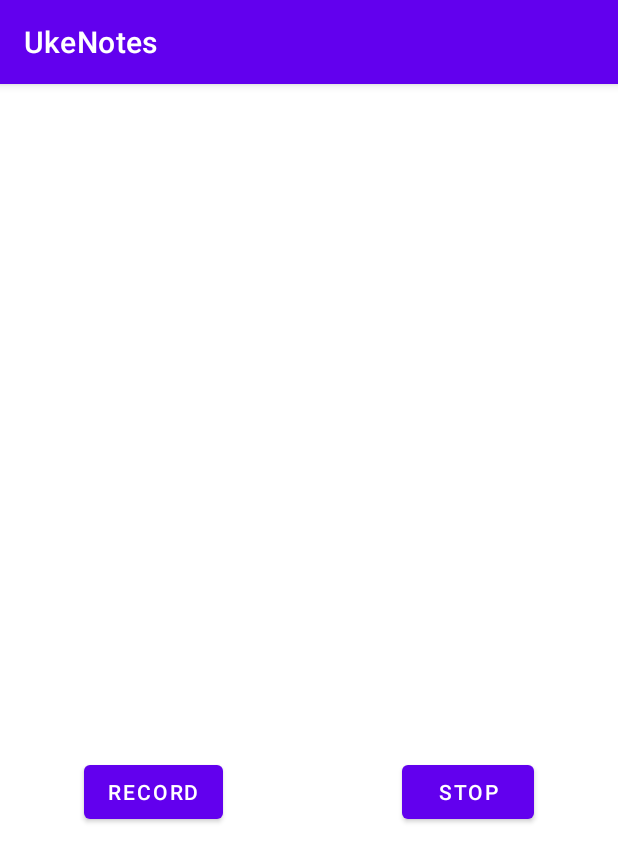
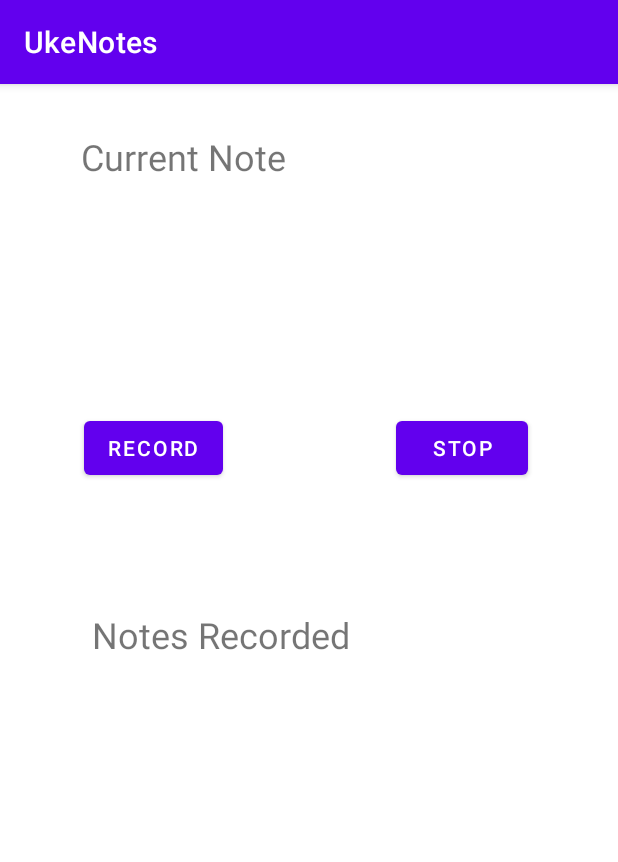
Before and after one commit to cecilydev/UkeNotes, an Android app: the screen it shows after launch (MainActivity), after a tap on "RECORD", on a phone screen of 412 x 824 dp. Shown: the top 862 px of the screen. Run offline under Robolectric (Android 15) with nearby library versions, the phone set to English and light mode, and no system bars; libraries missing offline, so code that uses them is left out: com.github.psambit9791.jdsp; 10 statements that could not run were skipped.

Commit message:
clean up project

```diff
--- a/UkeNotes/app/build.gradle
+++ b/UkeNotes/app/build.gradle
@@ -4,12 +4,12 @@ plugins {
 }
 
 android {
-    compileSdk 32
+    compileSdk 31
 
     defaultConfig {
         applicationId "edu.temple.ukenotes"
         minSdk 24
-        targetSdk 32
+        targetSdk 31
         versionCode 1
         versionName "1.0"
 
--- a/UkeNotes/app/src/main/java/edu/temple/ukenotes/MainActivity.kt
+++ b/UkeNotes/app/src/main/java/edu/temple/ukenotes/MainActivity.kt
@@ -1,7 +1,6 @@
 package edu.temple.ukenotes
 
 import android.Manifest
-import android.content.SharedPreferences
 import android.content.pm.PackageManager
 import android.media.AudioFormat
 import android.media.AudioRecord
@@ -11,10 +10,12 @@ import android.util.Log
 import android.widget.Button
 import android.widget.TextView
 import androidx.appcompat.app.AppCompatActivity
-import com.github.psambit9791.jdsp.transform.*
-import java.io.ByteArrayOutputStream
-import java.io.File
-import java.io.FileOutputStream
+import com.github.psambit9791.jdsp.filter.Butterworth
+import com.github.psambit9791.jdsp.signal.peaks.FindPeak
+import com.github.psambit9791.jdsp.signal.peaks.Peak
+import com.github.psambit9791.jdsp.signal.peaks.Spike
+import com.github.psambit9791.jdsp.transform.FastFourier
+import com.github.psambit9791.jdsp.transform._Fourier
 import java.lang.Math.abs
 
 
@@ -28,14 +29,12 @@ class MainActivity : AppCompatActivity() {
     var recorder: AudioRecord? = null
     var isRecording = false
     var recordingThread: Thread? = null
-    var audioByteArray: ByteArray? = null
-    //val audioShortArray = ShortArray(bufferSize/4)
-    val newArray = mutableListOf<Short>()
+    val shortAudioDataArray = mutableListOf<Short>()
+    val noteArray = mutableListOf<String>()
     lateinit var text: TextView
+    lateinit var notesText: TextView
     var buffCount = 0
-    private lateinit var preferences: SharedPreferences
-    private val internalFilename = "my_file"
-    private lateinit var file: File
+
 
     override fun onCreate(savedInstanceState: Bundle?) {
         super.onCreate(savedInstanceState)
@@ -49,123 +48,92 @@ class MainActivity : AppCompatActivity() {
             )
         }
 
-        preferences = getPreferences(MODE_PRIVATE)
-        file = File(filesDir, internalFilename)
-        Log.d("BUFFER SIZE", bufferSize.toString())
         text = findViewById(R.id.textView)
-        //recorder = AudioRecord(audioSource, samplingRate, channelConfig, audioFormat, bufferSize)
+        notesText = findViewById(R.id.textView2)
 
         findViewById<Button>(R.id.recordButton).setOnClickListener {
             text.text = ""
             recorder = AudioRecord(audioSource, samplingRate, channelConfig, audioFormat, bufferSize)
             isRecording = true
             recorder?.startRecording()
-            recordingThread = Thread({ writeToVar() }, "AudioRecorder Thread")
+            recordingThread = Thread({ writeAudioData() }, "AudioRecorder Thread")
             recordingThread?.start()
         }
 
        findViewById<Button>(R.id.stopButton).setOnClickListener {
-            isRecording = false
-            recorder?.stop()
-            recorder?.release()
-            recorder = null
-            recordingThread = null
-            newArray.clear()
+           isRecording = false
+           recorder?.stop()
+           recorder?.release()
+           recorder = null
+           recordingThread = null
         }
 
     }
 
 
+    //DATA COLLECTION - READ IN DATA INTO SHORT ARRAY
     private fun writeAudioData(){
-        val data = ByteArray(bufferSize / 2)
+        val tempArray = mutableListOf<Short>()
+        val avgArray = mutableListOf<Double>()
+        val shData = ShortArray(bufferSize/4)
         while(isRecording){
-            val read = recorder?.read(data, 0, data.size)
-            Log.d("data", data.contentToString())
-            Log.d("read", read.toString())
-        }
-    }
-
-    //DATA COLLECTION - READ IN DATA INTO SHORT ARRAY
-    private fun writeToVar(){
-       // val baos = ByteArrayOutputStream()
-        //val data = ByteArray(bufferSize/2)
-        val shData = ShortArray(bufferSize/4)
-       // val outputStream = FileOutputStream(file)
-        while(isRecording){
-            //val read = recorder?.read(data, 0, data.size)
             val readSh = recorder?.read(shData, 0, shData.size)
-           // if (read != null) baos.write(data, 0, read)
             val outdata = shData.toMutableList()
             if (readSh!=null) {
-                newArray.addAll(outdata)
+                shortAudioDataArray.addAll(outdata)
+                tempArray.addAll(outdata)
                 buffCount += shData.size
                 if (buffCount == shData.size*8){
-                    val f = get_dom_freq(newArray.toShortArray())
-                    note_classifierTWO(f)
-                    //Log.d("freq", f.toString())
-                    newArray.clear()
+                    //call processing/feature extraction
+                    val f = get_fund_freq(tempArray.toShortArray())
+                    note_classifier(f)
+                    tempArray.clear()
                     buffCount=0
                 }
-                //val avg = shData.average()
-           /*     Log.d("RECORD", ("${(((buffCount.toFloat() * 2) / samplingRate.toFloat())).toString()}, ${avg.toString()}"))
-                //Log.d("time", (((buffCount.toFloat() * 2) / samplingRate.toFloat())).toString())
-                //Log.d("avg", avg.toString())
-                try {
-                    outputStream.write(("${(((buffCount.toFloat() * 2) / samplingRate.toFloat())).toString()}, ${avg.toString()}\n").toByteArray())
-                } catch (e: Exception) {
-                    e.printStackTrace()
-                }*/
-
+            //collect average amp for .03 seconds, this is used to recognize when a note is strung
+                //collecting average for more manageable # of data points for processing
+                val avg = shData.average()
+                avgArray.add(avg)
             }
         }
-        //audioByteArray = baos.toByteArray()
-        val finalShortArray = newArray.toShortArray()
-      //  outputStream.close()
-      /*  val new = finalShortArray[0].toDouble()
-        Log.d("finalShortArray[0] as short", finalShortArray[0].toString())
-        Log.d("finalShortArray[0] as double", new.toString())
-        val newTwo = finalShortArray[0] * 1.0
-        Log.d("finalShortArray[0] *1.0", newTwo.toString())
-        Log.d("newTwo type", newTwo::class.simpleName.toString())*/
+        //eval any remaining audio data here
+        if (tempArray.size>0){
+            //call processing/feature extraction
+            val f = get_fund_freq(tempArray.toShortArray())
+            note_classifier(f)
+        }
 
-
-    /*    Log.d("byte array", audioByteArray.contentToString())
-        Log.d("byte array length", audioByteArray?.size.toString())
-        Log.d("average", audioByteArray?.average().toString())
-        Log.d("distinct", audioByteArray?.distinct().toString())
-        Log.d("time?", (audioByteArray?.size!!.toFloat()/samplingRate.toFloat()).toString())
-
-        Log.d("Short array", finalShortArray.contentToString())
-        Log.d("Short array length", finalShortArray.size.toString())
-        Log.d("average", finalShortArray.average().toString())
-        Log.d("distinct", finalShortArray.distinct().toString())
-        Log.d("time?", (((finalShortArray.size.toFloat()*2)/samplingRate.toFloat())).toString())*/
-
-        val f = get_dom_freq(finalShortArray)
-        note_classifier(f)
-        //(f.toString() + "Hz").also { text.text = it }
+        //check note strung events
+        note_event_evaluation(avgArray.toDoubleArray())
 
     }
 
 
-    //FEATURE EXTRACTION -- FFT THEN EXTRACT DOMINANT/HIGHEST AMP FREQ FOR NOTE CLASSIFICATION
-    private fun get_dom_freq(short: ShortArray): Double{
-       //FFT
+    //PROCESSING AND FEATURE EXTRACTION -- FFT THEN EXTRACT DOMINANT/HIGHEST AMP FREQ FOR NOTE CLASSIFICATION
+    private fun get_fund_freq(short: ShortArray): Double{
+       //get signal ready for functions by converting to double array
         val signal = mutableListOf<Double>()
         short.mapTo(signal) {it * 1.0 }
         val output = signal.toDoubleArray()
-        val ft: _Fourier = FastFourier(output)
+
+        //filter using bandpass filter to focus on ukulele notes frquency range
+        val flt = Butterworth(output, samplingRate*1.0) //signal is of type double[]
+        val result: DoubleArray =
+            flt.bandPassFilter(3, 200.0, 800.0) //get the result after filtering
+
+        //FFT
+        val ft: _Fourier = FastFourier(result)
         ft.transform()
         val onlyPositive = false
-        val out = ft.getMagnitude(onlyPositive) //Full Absolute
+        val out = ft.getMagnitude(onlyPositive)
 
-        //get dom freq
+
+        //get fundamental freq
         val freqs = get_fftFreq(out.size)
         val m = out.maxOrNull()
         if (m!=null){
             val freq = freqs[out.indexOfFirst { it == m }]
             val freq_hertz = abs(freq*samplingRate)
-            Log.d("freq_hertz", freq_hertz.toString())
             return freq_hertz
         } else{
             return -1.0
@@ -175,7 +143,7 @@ class MainActivity : AppCompatActivity() {
     }
 
     //based off of numpy's fft.fftfreq function
-    //assist with DOM FREQ FEATURE EXTRACTION
+    //assist with FUND FREQ FEATURE EXTRACTION
     private fun get_fftFreq(size: Int): DoubleArray{
         val value = 1.0/size
         val output = mutableListOf<Double>()
@@ -193,39 +161,6 @@ class MainActivity : AppCompatActivity() {
 
     //classify notes --- need to clean up, binary decision tree?
     private fun note_classifier(freq: Double){
-        if (freq>=370) {
-            if (freq >= 465) {
-                if (freq >= 480 && freq <= 540) {
-                    text.text = "C"
-                } else {
-                    text.text = "B"
-                }
-            } else {
-                if (freq>= 416){
-                    text.text = "A"
-                } else {
-                    text.text = "G"
-                }
-            }
-        } else {
-            if (freq>=312){
-                if(freq>=339){
-                    text.text = "F"
-                } else {
-                    text.text = "E"
-                }
-            } else {
-                if (freq>=250 && freq<276){
-                    text.text= "C"
-                } else {
-                    text.text = "D"
-                }
-            }
-        }
-    }
-
-
-    private fun note_classifierTWO(freq: Double){
         if (freq>=388.13){
             if (freq in 388.13..404.13){
                 text.text="G"
@@ -265,5 +200,39 @@ class MainActivity : AppCompatActivity() {
             }
 
         }
+        //when classifying, add to note array
+        noteArray.add(text.text.toString())
+    }
+
+
+    //FURTHER PROCESSING AND FINAL FEATURE EXTRACTION
+    private fun note_event_evaluation(data: DoubleArray){
+        //use librabry to find spikes in original averaged signal
+        val fp: FindPeak = FindPeak(data)
+        val out: Spike = fp.spikes
+
+        //filter spikes based on left side of peak
+        val outLeftFilterAVG = out.filterByProperty(150.0, 900.0, "left")
+
+        //check if spike is more than 10 apart -- if so add
+        val outIndexArray = mutableListOf<Int>()
+        outIndexArray.add(outLeftFilterAVG[0])
+        for (i in 1 until outLeftFilterAVG.size){
+            if (outLeftFilterAVG[i]-outLeftFilterAVG[i-1] >10){
+                outIndexArray.add(outLeftFilterAVG[i])
+            }
+        }
+
+        //use updated spikes array to find the related note
+        val finalNoteArray = mutableListOf<String>()
+        for (i in 0 until outIndexArray.size){
+            val t = outIndexArray[i]*.03
+            var index = kotlin.math.floor(t / .24).toInt()
+            finalNoteArray.add(noteArray[index])
+        }
+
+        notesText.text = finalNoteArray.toString()
+        noteArray.clear()
+        shortAudioDataArray.clear()
     }
 }
--- a/UkeNotes/app/src/main/res/layout/activity_main.xml
+++ b/UkeNotes/app/src/main/res/layout/activity_main.xml
@@ -8,21 +8,21 @@
 
     <TextView
         android:id="@+id/textView"
-        android:layout_width="295dp"
-        android:layout_height="128dp"
-        android:layout_marginTop="264dp"
+        android:layout_width="301dp"
+        android:layout_height="61dp"
+        android:layout_marginTop="32dp"
         android:textSize="34sp"
         app:layout_constraintEnd_toEndOf="parent"
-        app:layout_constraintHorizontal_bias="0.517"
+        app:layout_constraintHorizontal_bias="0.481"
         app:layout_constraintStart_toStartOf="parent"
-        app:layout_constraintTop_toTopOf="parent" />
+        app:layout_constraintTop_toBottomOf="@+id/textView3" />
 
     <Button
         android:id="@+id/recordButton"
         android:layout_width="wrap_content"
         android:layout_height="wrap_content"
         android:layout_marginStart="56dp"
-        android:layout_marginTop="56dp"
+        android:layout_marginTop="44dp"
         android:text="Record"
         app:layout_constraintStart_toStartOf="parent"
         app:layout_constraintTop_toBottomOf="@+id/textView" />
@@ -31,9 +31,41 @@
         android:id="@+id/stopButton"
         android:layout_width="wrap_content"
         android:layout_height="wrap_content"
-        android:layout_marginTop="56dp"
-        android:layout_marginEnd="56dp"
+        android:layout_marginTop="44dp"
+        android:layout_marginEnd="60dp"
         android:text="Stop"
         app:layout_constraintEnd_toEndOf="parent"
         app:layout_constraintTop_toBottomOf="@+id/textView" />
+
+    <TextView
+        android:id="@+id/textView2"
+        android:layout_width="289dp"
+        android:layout_height="275dp"
+        android:layout_marginTop="20dp"
+        android:textSize="24sp"
+        app:layout_constraintEnd_toEndOf="parent"
+        app:layout_constraintStart_toStartOf="parent"
+        app:layout_constraintTop_toBottomOf="@+id/textView5" />
+
+    <TextView
+        android:id="@+id/textView3"
+        android:layout_width="304dp"
+        android:layout_height="49dp"
+        android:layout_marginTop="32dp"
+        android:text="Current Note"
+        android:textSize="24sp"
+        app:layout_constraintEnd_toEndOf="parent"
+        app:layout_constraintStart_toStartOf="parent"
+        app:layout_constraintTop_toTopOf="parent" />
+
+    <TextView
+        android:id="@+id/textView5"
+        android:layout_width="289dp"
+        android:layout_height="59dp"
+        android:layout_marginTop="84dp"
+        android:text="Notes Recorded"
+        android:textSize="24sp"
+        app:layout_constraintEnd_toEndOf="parent"
+        app:layout_constraintStart_toStartOf="parent"
+        app:layout_constraintTop_toBottomOf="@+id/recordButton" />
 </androidx.constraintlayout.widget.ConstraintLayout>
```
